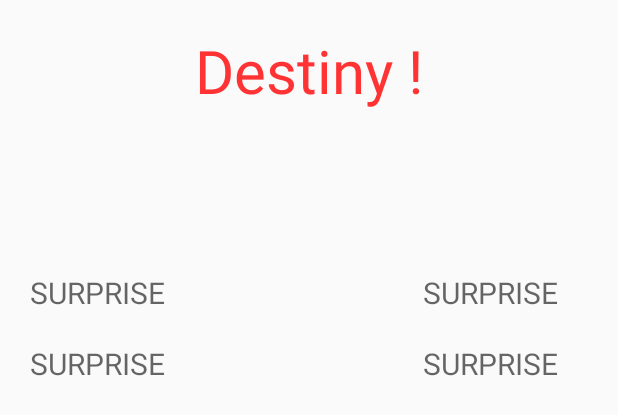
After one commit to rodesousa/animeFight-app, an Android app: the layout starter.xml on its own in the app's theme, with its tools: preview values and no code run, on a phone screen of 412 x 824 dp. The commit adds this screen. Shown: the top 415 px of the screen. Run offline under Robolectric (Android 15) with nearby library versions, the phone set to English and light mode, and no system bars.

Commit message:
init starter

```diff
--- a/animeFight/src/main/java/fr/android/animefight/Activity/CoreActivity.java
+++ b/animeFight/src/main/java/fr/android/animefight/Activity/CoreActivity.java
@@ -27,7 +27,6 @@ public class CoreActivity extends Activity {
     public void onCreate(Bundle savedInstanceState) {
         super.onCreate(savedInstanceState);
 
-        // on check si un model existe deja
         Model model = (Model) getIntent().getSerializableExtra("Model");
 
         if (model != null) {
@@ -77,9 +76,9 @@ public class CoreActivity extends Activity {
 
     private void initThis() {
         controller.getModel().getState().setBegining(false);
-        this.finish();
         Intent intent = new Intent(this, CoreActivity.class);
         intent.putExtra("Model", controller.getModel());
+        this.finish();
         startActivity(intent);
     }
 }
--- a/animeFight/src/main/java/fr/android/animefight/mock/MockModel.java
+++ b/animeFight/src/main/java/fr/android/animefight/mock/MockModel.java
@@ -19,7 +19,7 @@ public class MockModel {
         Formation formation = FormationBuilder.FormationWithCharacters(Arrays.asList(
                 CategorieSS.init("Shinkawa"),
                 CategorieSS.init("Lowtuz")));
-        Tacticien tacticien = new Tacticien("L", 3, 2, 10);
+        Tacticien tacticien = new Tacticien("L",10);
         Team team = new Team(formation, tacticien);
         model.getPlayer().setTeam(team);
         return model;
--- /dev/null
+++ b/animeFight/src/main/res/layout/starter.xml
@@ -0,0 +1,84 @@
+<?xml version="1.0" encoding="utf-8"?>
+<RelativeLayout xmlns:android="http://schemas.android.com/apk/res/android"
+              android:orientation="vertical"
+              android:layout_width="match_parent"
+              android:layout_height="match_parent">
+
+    <TextView
+            android:layout_width="wrap_content"
+            android:layout_height="wrap_content"
+            android:textAppearance="?android:attr/textAppearanceLarge"
+            android:text="Destiny !"
+            android:textSize="40dp"
+            android:layout_marginTop="20dp"
+            android:textColor="#ff3333"
+            android:id="@+id/textView" android:layout_alignParentTop="true" android:layout_centerHorizontal="true"/>
+
+    <Button
+            android:layout_height="match_parent"
+            android:layout_width="match_parent"
+            android:layout_alignParentLeft="true" android:layout_alignParentStart="true"
+            android:layout_toLeftOf="@+id/textView"
+            android:layout_toStartOf="@+id/textView"
+            android:background="@android:color/transparent"
+            android:id="@+id/button2" android:layout_alignTop="@+id/linearLayout"/>
+
+    <LinearLayout
+            android:orientation="vertical"
+            android:layout_width="match_parent"
+            android:layout_marginLeft="20dp"
+            android:layout_height="match_parent" android:layout_below="@+id/textView"
+            android:layout_alignParentLeft="true" android:layout_alignParentStart="true"
+            android:layout_marginTop="107dp" android:layout_toLeftOf="@+id/textView"
+            android:layout_toStartOf="@+id/textView" android:id="@+id/linearLayout">
+
+
+        <TextView
+                android:layout_width="wrap_content"
+                android:layout_height="wrap_content"
+                android:textAppearance="?android:attr/textAppearanceMedium"
+                android:text="SURPRISE"
+                android:layout_marginBottom="20dp"
+                android:textSize="20dp"
+                android:id="@+id/textView2"/>
+        <TextView
+                android:layout_width="wrap_content"
+                android:layout_height="wrap_content"
+                android:textAppearance="?android:attr/textAppearanceMedium"
+                android:text="SURPRISE"
+                android:textSize="20dp"
+                android:id="@+id/textView3"/>
+    </LinearLayout>
+
+    <Button
+            android:layout_height="match_parent"
+            android:layout_width="match_parent"
+            android:background="@android:color/transparent"
+            android:id="@+id/button3" android:layout_alignTop="@+id/linearLayout"
+            android:layout_alignLeft="@+id/linearLayout2" android:layout_alignStart="@+id/linearLayout2"/>
+
+    <LinearLayout
+            android:orientation="vertical"
+            android:layout_width="match_parent"
+            android:layout_marginRight="20dp"
+            android:layout_height="match_parent"
+            android:layout_alignParentRight="true" android:layout_alignParentEnd="true"
+            android:layout_toRightOf="@+id/textView" android:layout_toEndOf="@+id/textView"
+            android:layout_alignTop="@+id/linearLayout" android:id="@+id/linearLayout2">
+        <TextView
+                android:layout_width="wrap_content"
+                android:layout_height="wrap_content"
+                android:textAppearance="?android:attr/textAppearanceMedium"
+                android:text="SURPRISE"
+                android:layout_marginBottom="20dp"
+                android:textSize="20dp"
+                android:id="@+id/textView4"/>
+        <TextView
+                android:layout_width="wrap_content"
+                android:layout_height="wrap_content"
+                android:textAppearance="?android:attr/textAppearanceMedium"
+                android:text="SURPRISE"
+                android:textSize="20dp"
+                android:id="@+id/textView5"/>
+    </LinearLayout>
+</RelativeLayout>
```
Also changed, not shown: animeFight/src/main/java/fr/android/animefight/bean/Tacticien.java (+1 -22 lines), animeFight/src/main/java/fr/android/animefight/story/Story.java (+15 -0 lines), animeFight/src/main/java/fr/android/animefight/story/dragonball/arc/DbzStory.java (+12 -1 lines), animeFight/src/main/java/fr/android/animefight/story/naruto/arc/NarutoStory.java (+11 -1 lines), animeFight/src/main/java/fr/android/animefight/story/onepiece/arc/OnePieceStory.java (+11 -1 lines), 1 other file.
